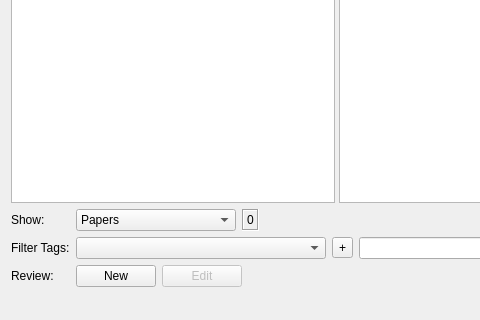
The window that organisermain.ui (mukoan/ReferenceOrganiser) describes before a commit, drawn with Qt 5; both pictures show x 0 to 480 and y 274 to 594 of the 950 by 594 pixel window.
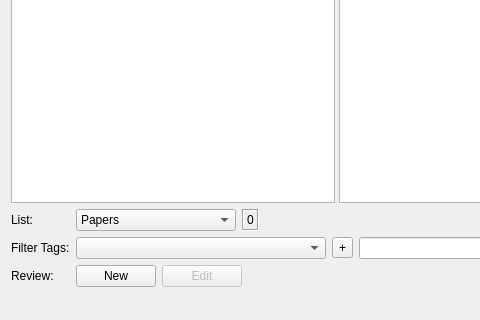
The same window after the commit. Custom widgets are drawn as their Qt base class.

Commit message: Fixed an issue with parsing a bib when importing.

Diff of the .ui file:
```diff
--- a/organisermain.ui
+++ b/organisermain.ui
@@ -57,7 +57,7 @@
         <item row="0" column="0">
          <widget class="QLabel" name="label">
           <property name="text">
-           <string>Show:</string>
+           <string>List:</string>
           </property>
          </widget>
         </item>
```
Left out of the diff: 2 changed lines with no effect on the pictures. The commit also changes 1 other file.
